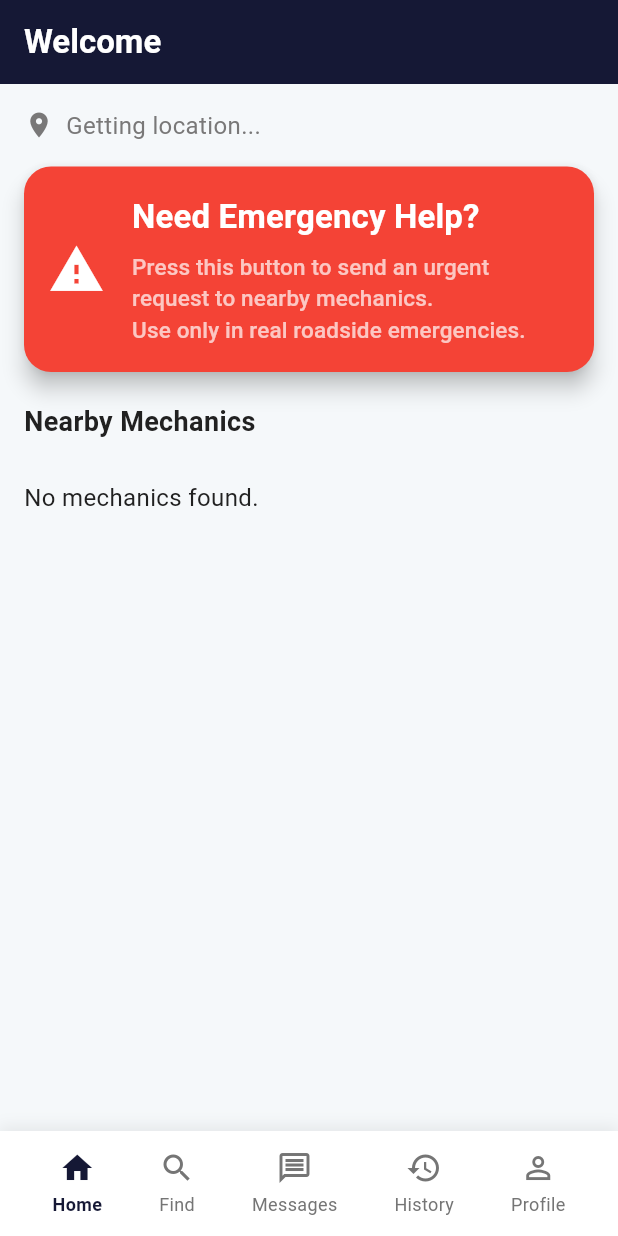
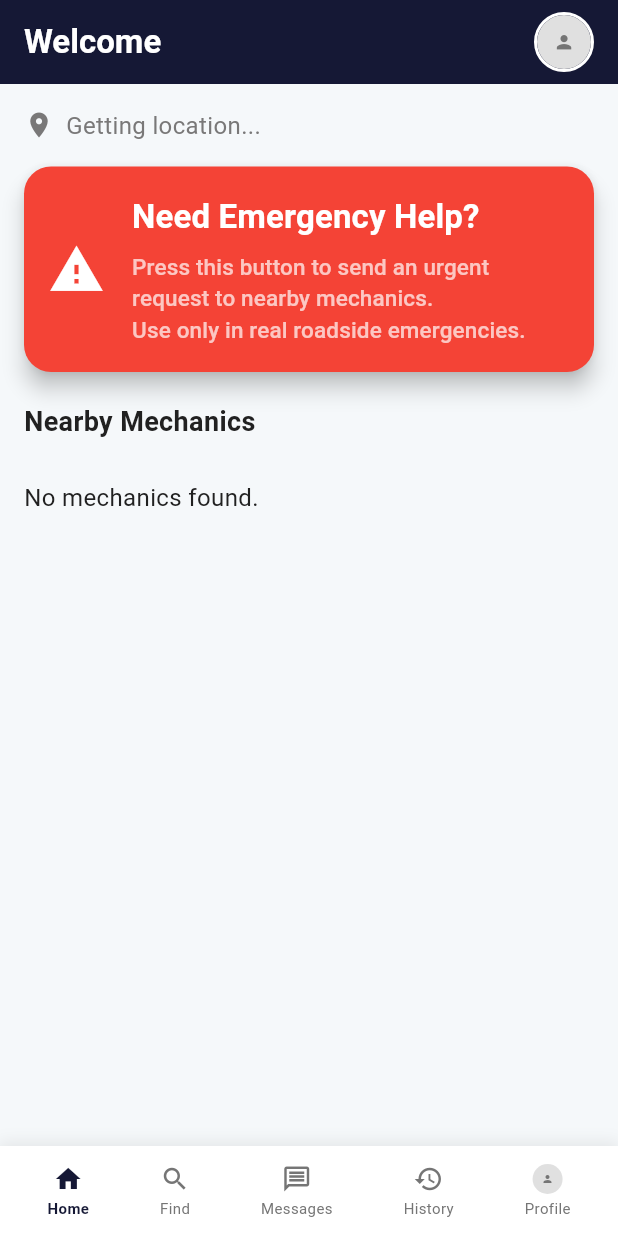
Before and after one commit to Abrar10592/MechaFind, a Flutter app: the FindMechanicsPage screen opened by its route, after a tap on "Need Emergency Help?", on a phone screen of 412 x 824 dp. Run offline on Flutter 3.47's test engine with Material 3 defaults, Android fonts, the light colour scheme and no system bars; our stand-ins replace animated_text_kit, app_links, cached_network_image, easy_localization, fl_chart, flutter_map and 10 more; missing offline and left inert: flutter_map_location_marker, flutter_polyline_points; accounts and stored records are empty; network calls fail; Roboto replaces fonts that are missing (Poppins); statements that could not run were skipped.

Commit message:
user profile picture update fix

```diff
--- a/lib/models/user_profile.dart
+++ b/lib/models/user_profile.dart
@@ -41,7 +41,7 @@ class UserProfile {
       email: json['email'],
       phone: json['phone'],
       role: json['role'],
-      imageUrl: json['image_url'],
+      imageUrl: json['image_url'], // Use image_url column
       dateOfBirth: json['dob'] != null ? DateTime.parse(json['dob']) : null,
       vehicleModels: vehicles,
       createdAt: DateTime.parse(json['created_at']),
@@ -55,7 +55,7 @@ class UserProfile {
       'email': email,
       'phone': phone,
       'role': role,
-      'image_url': imageUrl,
+      'image_url': imageUrl, // Use image_url column
       'dob': dateOfBirth?.toIso8601String().split('T')[0],
       'veh_model': vehicleModels,
       'created_at': createdAt.toIso8601String(),
@@ -70,7 +70,7 @@ class UserProfile {
       'veh_model': vehicleModels,
     };
 
-    if (imageUrl != null) data['image_url'] = imageUrl;
+    if (imageUrl != null) data['image_url'] = imageUrl; // Use image_url column
     if (dateOfBirth != null) data['dob'] = dateOfBirth!.toIso8601String().split('T')[0];
 
     return data;
--- /dev/null
+++ b/lib/services/profile_update_notifier.dart
@@ -0,0 +1,13 @@
+import 'package:flutter/material.dart';
+
+// Global notifier for profile picture updates
+class ProfileUpdateNotifier extends ChangeNotifier {
+  static final ProfileUpdateNotifier _instance = ProfileUpdateNotifier._internal();
+  factory ProfileUpdateNotifier() => _instance;
+  ProfileUpdateNotifier._internal();
+
+  void notifyProfileUpdated() {
+    print('📢 ProfileUpdateNotifier: Broadcasting profile update');
+    notifyListeners();
+  }
+}
--- a/lib/user_home.dart
+++ b/lib/user_home.dart
@@ -1,4 +1,3 @@
-// Import math at top of the file if not present
 import 'dart:math' as math;
 import 'dart:io';
 import 'package:flutter/material.dart';
@@ -6,6 +5,7 @@ import 'package:mechfind/utils.dart';
 import 'location_service.dart';
 import 'widgets/emergency_button.dart';
 import 'widgets/bottom_navbar.dart';
+import 'widgets/profile_avatar.dart';
 import 'services/message_notification_service.dart';
 import 'package:geocoding/geocoding.dart';
 import 'package:supabase_flutter/supabase_flutter.dart';
@@ -159,7 +159,7 @@ class _UserHomePageState extends State<UserHomePage> {
             rating,
             location_x,
             location_y,
-            users(full_name, image_url, phone),
+            users(full_name, profile_pic, phone),
             mechanic_services(service_id, services(name))
             ''');
       List<Map<String, dynamic>> mechanicsList = [];
@@ -180,7 +180,7 @@ class _UserHomePageState extends State<UserHomePage> {
           mechanicsList.add({
             'id': mech['id'],
             'name': mech['users']?['full_name'] ?? 'Unnamed',
-            'image_url': mech['users']?['image_url'],
+            'image_url': mech['users']?['profile_pic'],
             'phone': mech['users']?['phone'],
             'distance': '${distance.toStringAsFixed(1)} km',
             'rating': mech['rating'] ?? 0.0,
@@ -212,7 +212,7 @@ class _UserHomePageState extends State<UserHomePage> {
         final data = await supabase
             .from('mechanics')
             .select(
-            'id,rating,users(full_name,image_url,phone),mechanic_services(services(name))')
+            'id,rating,users(full_name,profile_pic,phone),mechanic_services(services(name))')
             .eq('id', mechanicId)
             .maybeSingle();
         if (data == null) throw Exception("Mechanic not found");
@@ -224,7 +224,7 @@ class _UserHomePageState extends State<UserHomePage> {
         final fetchedMech = {
           'id': data['id'],
           'name': user['full_name'] ?? 'Unnamed',
-          'image_url': user['image_url'],
+          'image_url': user['profile_pic'],
           'phone': user['phone'],
           'rating': data['rating'] ?? 0.0,
           'services': services,
@@ -497,6 +497,20 @@ class _UserHomePageState extends State<UserHomePage> {
         backgroundColor: AppColors.primary,
         title: Text(greetingText,
             style: AppTextStyles.heading.copyWith(color: Colors.white)),
+        actions: [
+          if (!widget.isGuest)
+            Padding(
+              padding: const EdgeInsets.only(right: 16.0),
+              child: CurrentUserAvatar(
+                radius: 18,
+                showBorder: true,
+                borderColor: Colors.white,
+                onTap: () {
+                  Navigator.pushNamed(context, '/settings');
+                },
+              ),
+            ),
+        ],
       ),
       backgroundColor: AppColors.background,
       body: ListView(
--- a/lib/widgets/bottom_navbar.dart
+++ b/lib/widgets/bottom_navbar.dart
@@ -1,5 +1,6 @@
 import 'package:flutter/material.dart';
 import '../services/message_notification_service.dart';
+import 'profile_avatar.dart';
 
 class BottomNavBar extends StatelessWidget {
   final int currentIndex;
@@ -27,8 +28,8 @@ class BottomNavBar extends StatelessWidget {
       ),
       child: SafeArea(
         child: Container(
-          height: 70,
-          padding: const EdgeInsets.symmetric(horizontal: 16, vertical: 8),
+          height: 60, // Reduced from 70 to prevent overflow
+          padding: const EdgeInsets.symmetric(horizontal: 8, vertical: 4), // Reduced padding
           child: Row(
             mainAxisAlignment: MainAxisAlignment.spaceAround,
             children: [
@@ -72,6 +73,7 @@ class BottomNavBar extends StatelessWidget {
                 label: 'Profile',
                 index: 4,
                 isActive: currentIndex == 4,
+                useProfileAvatar: true,
               ),
             ],
           ),
@@ -88,6 +90,7 @@ class BottomNavBar extends StatelessWidget {
     required int index,
     required bool isActive,
     bool showBadge = false,
+    bool useProfileAvatar = false,
   }) {
     final color = isActive ? Theme.of(context).primaryColor : Colors.grey[600];
 
@@ -100,7 +103,7 @@ class BottomNavBar extends StatelessWidget {
         }
       },
       child: Container(
-        padding: const EdgeInsets.symmetric(vertical: 4),
+        padding: const EdgeInsets.symmetric(vertical: 2), // Reduced padding
         child: Column(
           mainAxisSize: MainAxisSize.min,
           mainAxisAlignment: MainAxisAlignment.center,
@@ -108,11 +111,18 @@ class BottomNavBar extends StatelessWidget {
             Stack(
               clipBehavior: Clip.none,
               children: [
-                Icon(
-                  isActive ? activeIcon : icon,
-                  color: color,
-                  size: 24,
-                ),
+                if (useProfileAvatar)
+                  CurrentUserAvatar(
+                    radius: 10, // Reduced size
+                    showBorder: isActive,
+                    borderColor: color,
+                  )
+                else
+                  Icon(
+                    isActive ? activeIcon : icon,
+                    color: color,
+                    size: 20, // Reduced from 24
+                  ),
                 if (showBadge)
                   ListenableBuilder(
                     listenable: MessageNotificationService(),
@@ -121,8 +131,8 @@ class BottomNavBar extends StatelessWidget {
                       if (!hasUnread) return const SizedBox.shrink();
 
                       return Positioned(
-                        right: -8,
-                        top: -8,
+                        right: -6, // Adjusted position
+                        top: -6,
                         child: TweenAnimationBuilder<double>(
                           duration: const Duration(milliseconds: 300),
                           tween: Tween<double>(begin: 0.0, end: 1.0),
@@ -130,14 +140,14 @@ class BottomNavBar extends StatelessWidget {
                             return Transform.scale(
                               scale: value,
                               child: Container(
-                                width: 16,
-                                height: 16,
+                                width: 12, // Reduced size
+                                height: 12,
                                 decoration: BoxDecoration(
                                   color: Colors.red,
                                   shape: BoxShape.circle,
                                   border: Border.all(
                                     color: Colors.white,
-                                    width: 2,
+                                    width: 1,
                                   ),
                                   boxShadow: [
                                     BoxShadow(
@@ -149,8 +159,8 @@ class BottomNavBar extends StatelessWidget {
                                 ),
                                 child: Center(
                                   child: Container(
-                                    width: 6,
-                                    height: 6,
+                                    width: 4, // Reduced size
+                                    height: 4,
                                     decoration: const BoxDecoration(
                                       color: Colors.white,
                                       shape: BoxShape.circle,
@@ -166,12 +176,12 @@ class BottomNavBar extends StatelessWidget {
                   ),
               ],
             ),
-            const SizedBox(height: 4),
+            const SizedBox(height: 2), // Reduced spacing
             Text(
               label,
               style: TextStyle(
                 color: color,
-                fontSize: 12,
+                fontSize: 10, // Reduced font size
                 fontWeight: isActive ? FontWeight.w600 : FontWeight.w400,
               ),
             ),
--- /dev/null
+++ b/lib/widgets/profile_avatar.dart
@@ -0,0 +1,231 @@
+import 'package:flutter/material.dart';
+import 'package:cached_network_image/cached_network_image.dart';
+import '../services/user_service.dart';
+import '../services/profile_update_notifier.dart';
+import '../utils.dart';
+
+class ProfileAvatar extends StatelessWidget {
+  final double radius;
+  final String? profilePicUrl;
+  final bool showBorder;
+  final Color? borderColor;
+  final VoidCallback? onTap;
+
+  const ProfileAvatar({
+    Key? key,
+    this.radius = 20,
+    this.profilePicUrl,
+    this.showBorder = false,
+    this.borderColor,
+    this.onTap,
+  }) : super(key: key);
+
+  @override
+  Widget build(BuildContext context) {
+    return GestureDetector(
+      onTap: onTap,
+      child: Container(
+        decoration: showBorder
+            ? BoxDecoration(
+                shape: BoxShape.circle,
+                border: Border.all(
+                  color: borderColor ?? AppColors.primary,
+                  width: 2,
+                ),
+              )
+            : null,
+        child: CircleAvatar(
+          radius: radius,
+          backgroundColor: Colors.grey[300],
+          child: profilePicUrl != null && profilePicUrl!.isNotEmpty
+              ? ClipOval(
+                  child: CachedNetworkImage(
+                    imageUrl: profilePicUrl!,
+                    width: radius * 2,
+                    height: radius * 2,
+                    fit: BoxFit.cover,
+                    // Add cache key to force refresh when image is updated
+                    cacheKey: '${profilePicUrl}_${DateTime.now().millisecondsSinceEpoch ~/ 60000}', // Refresh every minute
+                    placeholder: (context, url) => Container(
+                      width: radius * 2,
+                      height: radius * 2,
+                      color: Colors.grey[300],
+                      child: Icon(
+                        Icons.person,
+                        size: radius * 0.8,
+                        color: Colors.grey[600],
+                      ),
+                    ),
+                    errorWidget: (context, url, error) {
+                      print('Error loading profile image: $error');
+                      print('Failed URL: $url');
+                      return Icon(
+                        Icons.person,
+                        size: radius * 0.8,
+                        color: Colors.grey[600],
+                      );
+                    },
+                  ),
+                )
+              : Icon(
+                  Icons.person,
+                  size: radius * 0.8,
+                  color: Colors.grey[600],
+                ),
+        ),
+      ),
+    );
+  }
+}
+
+class CurrentUserAvatar extends StatefulWidget {
+  final double radius;
+  final bool showBorder;
+  final Color? borderColor;
+  final VoidCallback? onTap;
+
+  const CurrentUserAvatar({
+    Key? key,
+    this.radius = 20,
+    this.showBorder = false,
+    this.borderColor,
+    this.onTap,
+  }) : super(key: key);
+
+  @override
+  State<CurrentUserAvatar> createState() => _CurrentUserAvatarState();
+}
+
+class _CurrentUserAvatarState extends State<CurrentUserAvatar> {
+  String? _profilePicUrl;
+  bool _isLoading = true;
+  String? _cacheKey;
+
+  @override
+  void initState() {
+    super.initState();
+    _loadProfilePicture();
+
+    // Listen for profile updates
+    ProfileUpdateNotifier().addListener(_onProfileUpdated);
+  }
+
+  @override
+  void dispose() {
+    ProfileUpdateNotifier().removeListener(_onProfileUpdated);
+    super.dispose();
+  }
+
+  void _onProfileUpdated() {
+    // Refresh profile picture when notified of updates
+    _loadProfilePicture();
+  }
+
+  Future<void> _loadProfilePicture() async {
+    try {
+      final profilePicUrl = await UserService.getCurrentUserProfilePicture();
+      print('ProfileAvatar: Loaded profile pic URL: $profilePicUrl');
+      if (mounted) {
+        setState(() {
+          _profilePicUrl = profilePicUrl;
+          // Create a unique cache key with timestamp to force refresh
+          _cacheKey = profilePicUrl != null
+              ? '${profilePicUrl}_${DateTime.now().millisecondsSinceEpoch}'
+              : null;
+          _isLoading = false;
+        });
+
+        // Also clear any existing cache for this URL
+        if (profilePicUrl != null && profilePicUrl.isNotEmpty) {
+          try {
+            await CachedNetworkImage.evictFromCache(profilePicUrl);
+            print('ProfileAvatar: Cleared cache for updated image');
+          } catch (e) {
+            print('ProfileAvatar: Could not clear cache: $e');
+          }
+        }
+      }
+    } catch (e) {
+      print('ProfileAvatar: Error loading profile picture: $e');
+      if (mounted) {
+        setState(() {
+          _isLoading = false;
+        });
+      }
+    }
+  }
+
+  // Add a method to refresh the profile picture
+  void refresh() {
+    setState(() {
+      _isLoading = true;
+    });
+    _loadProfilePicture();
+  }
+
+  @override
+  Widget build(BuildContext context) {
+    if (_isLoading) {
+      return CircleAvatar(
+        radius: widget.radius,
+        backgroundColor: Colors.grey[300],
+        child: SizedBox(
+          width: widget.radius * 0.8,
+          height: widget.radius * 0.8,
+          child: const CircularProgressIndicator(strokeWidth: 2),
+        ),
+      );
+    }
+
+    return Container(
+      decoration: widget.showBorder
+          ? BoxDecoration(
+              shape: BoxShape.circle,
+              border: Border.all(
+                color: widget.borderColor ?? AppColors.primary,
+                width: 2,
+              ),
+            )
+          : null,
+      child: CircleAvatar(
+        radius: widget.radius,
+        backgroundColor: Colors.grey[300],
+        child: _profilePicUrl != null && _profilePicUrl!.isNotEmpty
+            ? ClipOval(
+                child: CachedNetworkImage(
+                  imageUrl: _profilePicUrl!,
+                  width: widget.radius * 2,
+                  height: widget.radius * 2,
+                  fit: BoxFit.cover,
+                  // Use unique cache key to force refresh
+                  cacheKey: _cacheKey,
+                  placeholder: (context, url) => Container(
+                    width: widget.radius * 2,
+                    height: widget.radius * 2,
+                    color: Colors.grey[300],
+                    child: Icon(
+                      Icons.person,
+                      size: widget.radius * 0.8,
+                      color: Colors.grey[600],
+                    ),
+                  ),
+                  errorWidget: (context, url, error) {
+                    print('CurrentUserAvatar: Error loading image: $error');
+                    print('CurrentUserAvatar: Failed URL: $url');
+                    return Icon(
+                      Icons.person,
+                      size: widget.radius * 0.8,
+                      color: Colors.grey[600],
+                    );
+                  },
+                ),
+              )
+            : Icon(
+                Icons.person,
+                size: widget.radius * 0.8,
+                color: Colors.grey[600],
+              ),
+      ),
+    );
+  }
+}
```
Also changed, not shown: lib/services/user_service.dart (+287 -10 lines), lib/screens/simple_profile_picture_screen.dart (deleted), lib/services/simple_profile_picture_service.dart (deleted), 5 other files.
